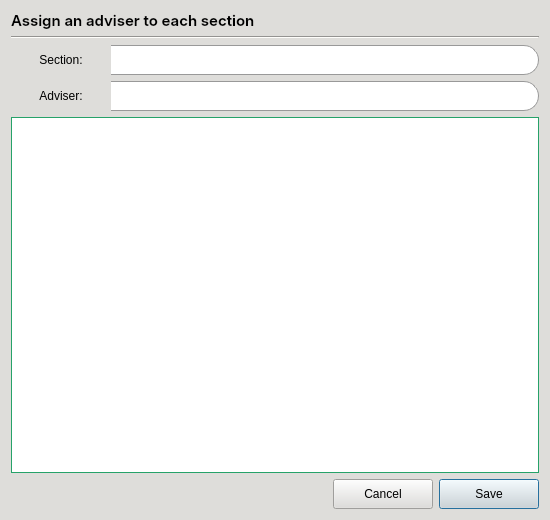
The window that CAI_PyQt/CAI_Admin/UI/FormSectionAdviserEditor.ui (CPG19040/CPG19040) describes before a commit, drawn with Qt 5.
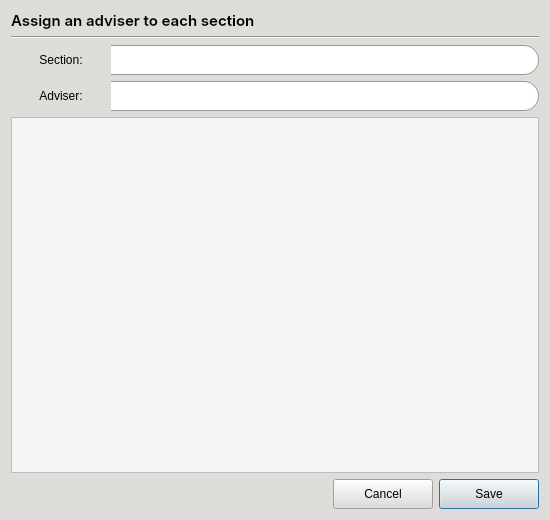
The same window after the commit. Icons and pictures are not drawn.

Patch:
```diff
--- a/CAI_PyQt/CAI_Admin/UI/FormSectionAdviserEditor.ui
+++ b/CAI_PyQt/CAI_Admin/UI/FormSectionAdviserEditor.ui
@@ -346,32 +346,27 @@
      </property>
      <property name="styleSheet">
       <string notr="true">QTableView {
-    border: 1px solid rgb(38, 162, 105);
-    gridline-color: #f0f0f0;
-    background-color: white;
-    selection-background-color: rgba(38, 162, 105, 0.2);
-    selection-color: black;
+    background-color: #f5f5f5;          
+    alternate-background-color: #eaeaea;
+    color: #2b2b2b;                     
+    gridline-color: #d0d0d0;            
+    border: 1px solid #bcbcbc;          
+    selection-background-color: #7b7b7b;
+    selection-color: #ffffff;           
     outline: none;
 }
 
-/* Remove the row numbers (Vertical Header) */
-QHeaderView:vertical {
-    width: 0px;
-}
-
-QHeaderView::section:vertical {
-    width: 0px;
-    border: none;
-}
-
-/* Style the top horizontal header */
-QHeaderView::section:horizontal {
-    background-color: rgb(38, 162, 105);  
-    color: white;
+QHeaderView::section {
+    background-color: #e0e0e0;
+    color: #1a1a1a;
     padding: 6px;
+    border: 1px solid #bcbcbc;
     font-weight: bold;
-    font-size: 11pt;
-    border: none;
+}
+
+QTableView QTableCornerButton::section {
+    background-color: #cccccc;
+    border: 1px solid #bcbcbc;
 }
 
 /* Custom Scrollbars */
```
